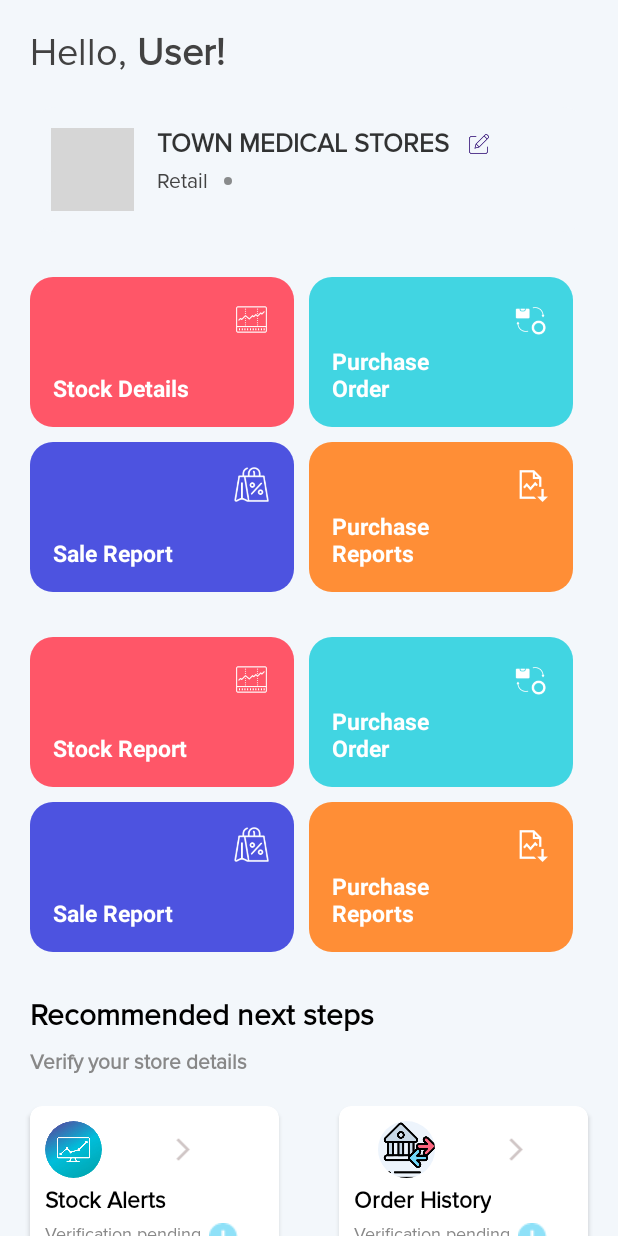
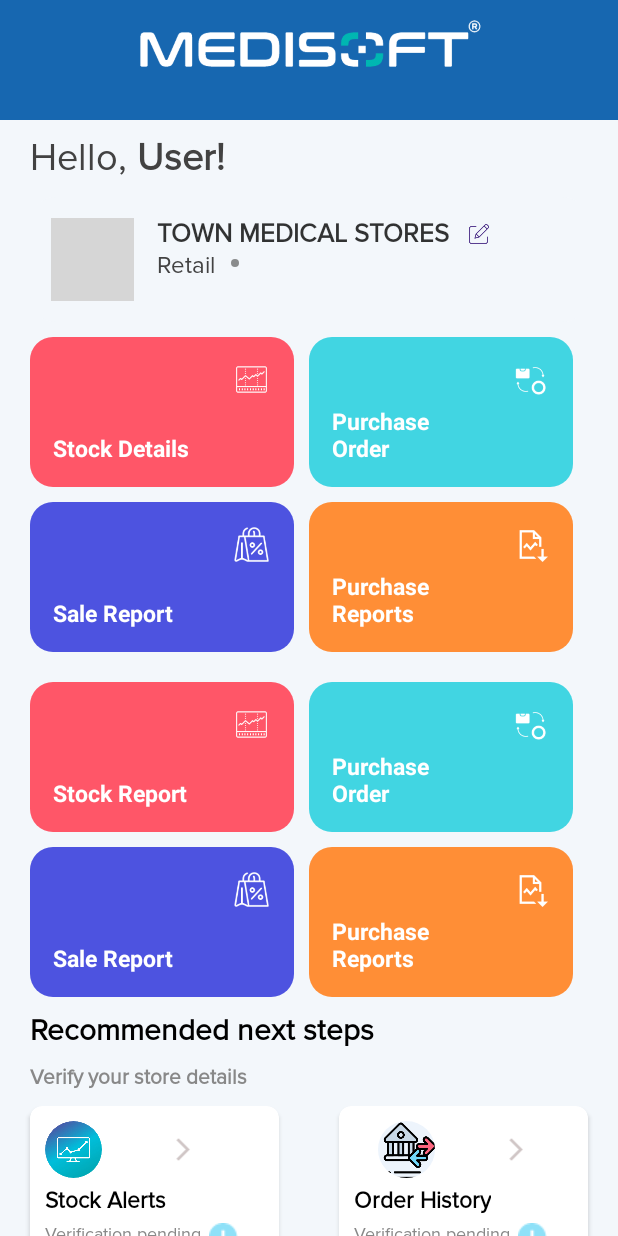
Before and after one commit to Manojpckumar/Medisoft_App, an Android app: the layout fragment_dashboard.xml on its own in the app's theme, with its tools: preview values and no code run, on a phone screen of 412 x 824 dp. Run offline under Robolectric (Android 15) with nearby library versions, the phone set to English and light mode, and no system bars; grey boxes are pictures that could not be loaded.

Commit message:
second commit

```diff
--- a/app/src/main/java/com/example/medisoft/Retrofit/Api.java
+++ b/app/src/main/java/com/example/medisoft/Retrofit/Api.java
@@ -33,6 +33,9 @@ public interface Api {
     @POST(APIClient.APPEND_URL + "getPurchaseOrderByClient")
     Call<JsonObject> getPurchaseOrderByClient(@Body JsonObject object);
 
+    @POST(APIClient.APPEND_URL + "getAllShopbyAdmin")
+    Call<JsonObject> getAllShopbyAdmin(@Body JsonObject object);
+
 
 
 
--- a/app/src/main/res/layout/activity_main.xml
+++ b/app/src/main/res/layout/activity_main.xml
@@ -2,7 +2,6 @@
 <RelativeLayout xmlns:android="http://schemas.android.com/apk/res/android"
     xmlns:app="http://schemas.android.com/apk/res-auto"
     xmlns:tools="http://schemas.android.com/tools"
-
     android:layout_width="match_parent"
     android:layout_height="match_parent"
     android:background="@color/white"
@@ -14,6 +13,7 @@
 <!--        layout="@layout/toolbar_custom" />-->
 
     <ImageView
+        android:visibility="gone"
         android:padding="10dp"
         android:id="@+id/img1"
         android:background="#1767B0"
--- a/app/src/main/res/layout/fragment_dashboard.xml
+++ b/app/src/main/res/layout/fragment_dashboard.xml
@@ -13,12 +13,46 @@
         android:layout_width="match_parent"
         android:layout_height="match_parent">
 
+        <LinearLayout
+            android:background="@color/tcolor"
+            android:orientation="vertical"
+            android:layout_width="match_parent"
+            android:layout_height="wrap_content">
+
+            <ImageView
+                android:padding="10dp"
+                android:id="@+id/img1"
+                android:background="#1767B0"
+                android:layout_width="match_parent"
+                android:layout_height="60dp"
+                android:scaleType="centerInside"
+                android:src="@drawable/logonew" />
+
+
+            <LinearLayout
+                android:layout_margin="10dp"
+                android:background="@drawable/spinner_back"
+                android:layout_width="match_parent"
+                android:layout_height="wrap_content">
+
+                <androidx.appcompat.widget.AppCompatSpinner
+                    android:visibility="gone"
+                    android:id="@+id/spn_shops"
+                    android:layout_width="match_parent"
+                    android:layout_height="40dp"/>
+
+            </LinearLayout>
+
+
+
+        </LinearLayout>
+
         <!--Big Text-->
         <LinearLayout
             android:layout_width="match_parent"
             android:layout_height="wrap_content"
             android:layout_marginStart="20dp"
-            android:layout_marginTop="20dp"
+            android:layout_marginTop="10dp"
             android:layout_marginEnd="20dp"
             android:layout_marginBottom="10dp">
 
@@ -45,9 +79,7 @@
             android:layout_width="match_parent"
             android:layout_height="wrap_content"
             android:layout_marginStart="20dp"
-            android:layout_marginTop="10dp"
             android:layout_marginEnd="20dp"
-            android:layout_marginBottom="10dp"
             android:background="@drawable/circularsolid"
             android:padding="14dp">
 
@@ -58,15 +90,18 @@
                 android:src="@drawable/st_icon" />
 
             <LinearLayout
-                android:layout_width="wrap_content"
+                android:layout_width="match_parent"
                 android:layout_height="wrap_content"
                 android:layout_marginStart="15dp"
                 android:orientation="vertical">
 
                 <LinearLayout
-                    android:layout_width="wrap_content"
+                    android:orientation="horizontal"
+                    android:layout_width="match_parent"
                     android:layout_height="wrap_content"
                     android:gravity="center_vertical">
+
+
 
                     <TextView
                         android:id="@+id/tv_clientname"
@@ -90,19 +125,21 @@
                 </LinearLayout>
 
                 <LinearLayout
+                    android:weightSum="3"
+                    android:orientation="horizontal"
                     android:layout_width="wrap_content"
                     android:layout_height="wrap_content"
-                    android:layout_marginTop="5dp"
                     android:gravity="center_vertical">
 
                     <TextView
+                        android:layout_weight="1"
                         android:id="@+id/tv_client_type"
                         android:layout_width="wrap_content"
-                        android:layout_height="wrap_content"
+                        android:layout_height="match_parent"
                         android:fontFamily="@font/proximanovaregular"
                         android:text="Retail"
                         android:textColor="#424242"
-                        android:textSize="14sp" />
+                        android:textSize="16sp" />
 
                     <ImageView
                         android:layout_width="5dp"
@@ -138,7 +175,6 @@
             android:layout_width="match_parent"
             android:layout_height="wrap_content"
             android:layout_marginStart="20dp"
-            android:layout_marginTop="10dp"
             android:layout_marginEnd="20dp"
             android:layout_marginBottom="10dp">
 
@@ -322,9 +358,9 @@
             android:layout_width="match_parent"
             android:layout_height="wrap_content"
             android:layout_marginStart="20dp"
-            android:layout_marginTop="10dp"
             android:layout_marginEnd="20dp"
-            android:layout_marginBottom="10dp">
+            android:layout_marginBottom="10dp"
+            >
 
             <LinearLayout
                 android:layout_width="match_parent"
@@ -507,7 +543,6 @@
             android:layout_width="match_parent"
             android:layout_height="wrap_content"
             android:layout_marginStart="20dp"
-            android:layout_marginTop="10dp"
             android:layout_marginEnd="20dp"
             android:layout_marginBottom="10dp">
 
@@ -634,7 +669,6 @@
             android:layout_width="wrap_content"
             android:layout_height="wrap_content"
             android:layout_marginStart="20dp"
-            android:layout_marginTop="20dp"
             android:fontFamily="@font/proximanovaregular"
             android:text="Recommended next steps"
             android:textColor="@color/black"
@@ -656,7 +690,7 @@
             android:id="@+id/card_compliance"
             android:layout_width="match_parent"
             android:layout_height="wrap_content"
-            android:layout_marginTop="20dp"
+            android:layout_marginTop="10dp"
 
             android:orientation="horizontal"
             android:weightSum="2">
```
Also changed, not shown: app/src/main/java/com/example/medisoft/Fragment/DashboardFragment.java (+113 -15 lines), app/src/main/java/com/example/medisoft/Model/AllShopsbyAdmin.java (added, +65 -0 lines), app/src/main/java/com/example/medisoft/Model/ResultData.java (+13 -0 lines), app/src/main/res/values/strings.xml (+8 -0 lines).
